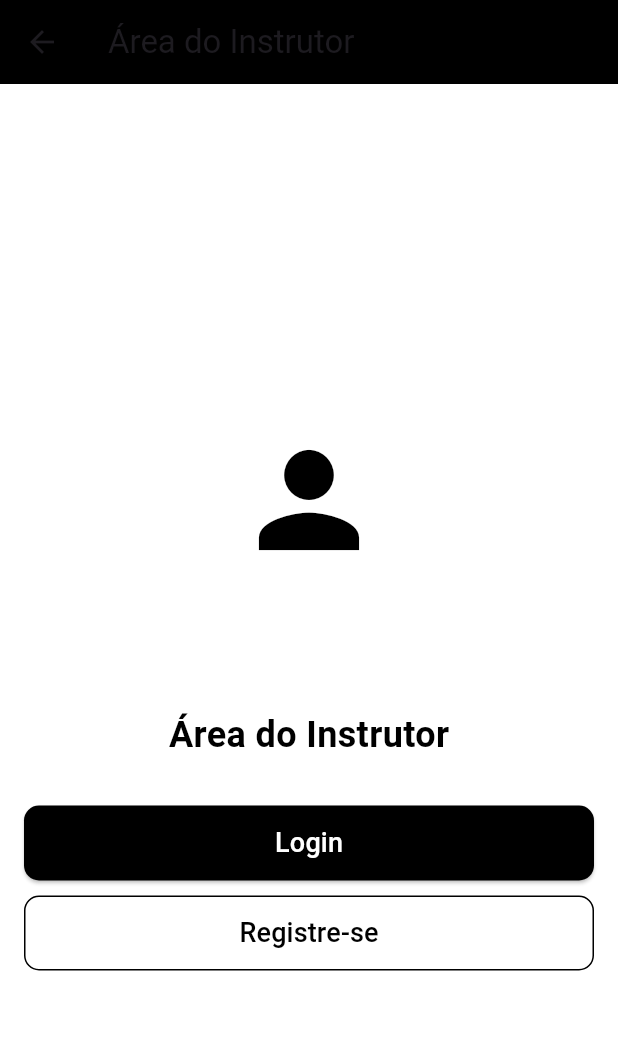
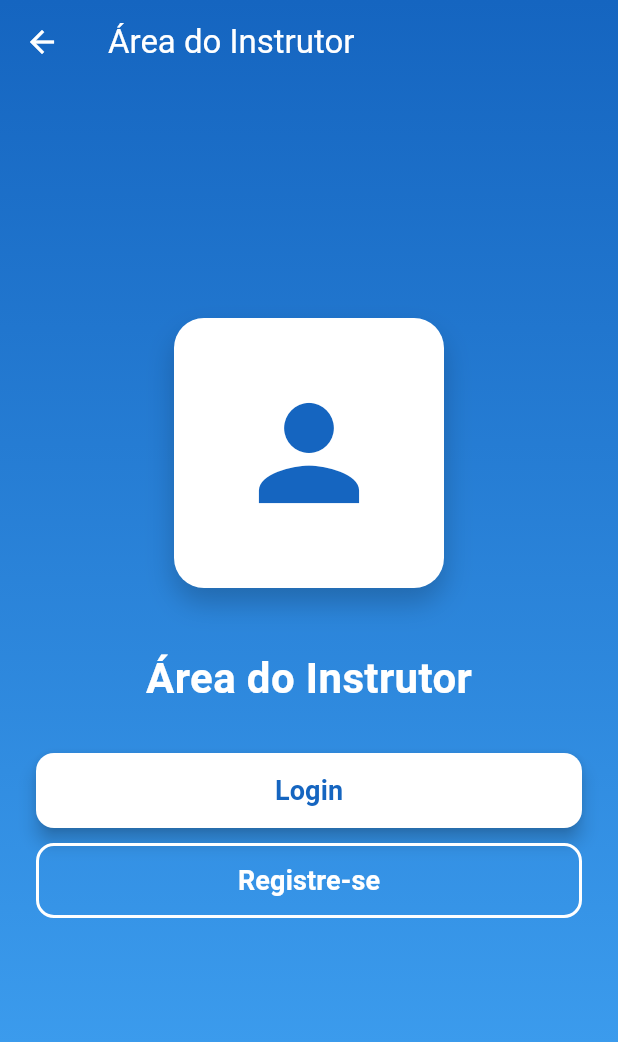
Before and after one commit to ICEI-PUC-Minas-PBR-SI/pbr-si-2024-2-p5-tias-t1-2758101-sustentabilidade-cultura-local, a Flutter app: the screen it shows after launch, after a tap on "Confirmar", on a phone screen of 412 x 824 dp. Shown: the top 1042 px of the screen. Run offline on Flutter 3.47's test engine with Material 3 defaults, Android fonts, the light colour scheme and no system bars; our stand-ins replace cloud_firestore, firebase_auth, firebase_core, table_calendar; accounts and stored records are empty.

Commit message:
#Estilo nas paginas

```diff
--- a/lib/areaInstrutor.dart
+++ b/lib/areaInstrutor.dart
@@ -1,34 +1,57 @@
 import 'package:flutter/material.dart';
-import 'perfilInstrutor.dart';
+
 class InstructorHomeScreen extends StatelessWidget {
   @override
   Widget build(BuildContext context) {
     return Scaffold(
-      backgroundColor: const Color.fromARGB(255, 255, 255, 255),
+      extendBodyBehindAppBar: true,
       appBar: AppBar(
-        backgroundColor: Colors.black,
-        title: Text('Área do Instrutor'),
+        backgroundColor: Colors.transparent,
+        elevation: 0,
+        title: const Text(
+          'Área do Instrutor',
+          style: TextStyle(color: Colors.white),
+        ),
         leading: IconButton(
-          icon: Icon(Icons.arrow_back),
+          icon: const Icon(Icons.arrow_back, color: Colors.white),
           onPressed: () {
             Navigator.pop(context);
           },
         ),
       ),
-      body: Padding(
-        padding: const EdgeInsets.symmetric(horizontal: 16.0),
+      body: Container(
+        decoration: const BoxDecoration(
+          gradient: LinearGradient(
+            colors: [Color(0xFF1565C0), Color(0xFF42A5F5)],
+            begin: Alignment.topCenter,
+            end: Alignment.bottomCenter,
+          ),
+        ),
+        child: Padding(
+          padding: const EdgeInsets.symmetric(horizontal: 24.0),
           child: Center(
             child: Column(
               mainAxisAlignment: MainAxisAlignment.center,
               children: [
                 Container(
-                width: 200,
-                height: 200,
+                  width: 180,
+                  height: 180,
+                  decoration: BoxDecoration(
+                    color: Colors.white,
+                    borderRadius: BorderRadius.circular(20),
+                    boxShadow: [
+                      BoxShadow(
+                        color: Colors.black.withOpacity(0.2),
+                        blurRadius: 15,
+                        offset: Offset(0, 10),
+                      ),
+                    ],
+                  ),
                   child: Center(
                     child: Icon(
                       Icons.person,
                       size: 100,
-                    color: const Color.fromARGB(255, 0, 0, 0),
+                      color: Color(0xFF1565C0),
                     ),
                   ),
                 ),
@@ -36,9 +59,9 @@ class InstructorHomeScreen extends StatelessWidget {
                 const Text(
                   'Área do Instrutor',
                   style: TextStyle(
-                  fontSize: 24,
+                    fontSize: 28,
                     fontWeight: FontWeight.bold,
-                  color: Colors.black,
+                    color: Colors.white,
                   ),
                 ),
                 const SizedBox(height: 30),
@@ -50,16 +73,18 @@ class InstructorHomeScreen extends StatelessWidget {
                       Navigator.pushNamed(context, '/loginInstructor');
                     },
                     style: ElevatedButton.styleFrom(
-                    backgroundColor: Colors.black,
+                      backgroundColor: Colors.white,
+                      elevation: 5,
                       shape: RoundedRectangleBorder(
-                      borderRadius: BorderRadius.circular(10),
+                        borderRadius: BorderRadius.circular(12),
                       ),
                     ),
                     child: const Text(
                       'Login',
                       style: TextStyle(
-                      color: Colors.white,
+                        color: Color(0xFF1565C0),
                         fontSize: 18,
+                        fontWeight: FontWeight.bold,
                       ),
                     ),
                   ),
@@ -73,16 +98,17 @@ class InstructorHomeScreen extends StatelessWidget {
                       Navigator.pushNamed(context, '/registroInstructor');
                     },
                     style: OutlinedButton.styleFrom(
-                    side: BorderSide(color: Colors.black),
+                      side: BorderSide(color: Colors.white, width: 2),
                       shape: RoundedRectangleBorder(
-                      borderRadius: BorderRadius.circular(10),
+                        borderRadius: BorderRadius.circular(12),
                       ),
                     ),
                     child: const Text(
                       'Registre-se',
                       style: TextStyle(
-                      color: Colors.black,
+                        color: Colors.white,
                         fontSize: 18,
+                        fontWeight: FontWeight.bold,
                       ),
                     ),
                   ),
@@ -91,6 +117,7 @@ class InstructorHomeScreen extends StatelessWidget {
             ),
           ),
         ),
+      ),
     );
   }
 }
--- a/lib/telaInicial.dart
+++ b/lib/telaInicial.dart
@@ -21,36 +21,50 @@ class _AccessTypeScreenState extends State<AccessTypeScreen> {
   @override
   Widget build(BuildContext context) {
     return Scaffold(
-      backgroundColor: Colors.white,
-      body: Padding(
-        padding: const EdgeInsets.symmetric(horizontal: 16.0),
+      extendBodyBehindAppBar: true,
+      appBar: AppBar(
+        backgroundColor: Colors.transparent,
+        elevation: 0,
+        title: const Text(
+          'Tipo de Acesso',
+          style: TextStyle(color: Colors.white),
+        ),
+      ),
+      body: Container(
+        decoration: const BoxDecoration(
+          gradient: LinearGradient(
+            colors: [Color(0xFF4A148C), Color(0xFF880E4F)],
+            begin: Alignment.topCenter,
+            end: Alignment.bottomCenter,
+          ),
+        ),
+        child: Padding(
+          padding: const EdgeInsets.symmetric(horizontal: 24.0),
           child: Center(
+            child: SingleChildScrollView(
               child: Column(
                 mainAxisAlignment: MainAxisAlignment.center,
                 children: [
                   Image.asset('image/assets/logo.jpeg', height: 250),
-              const SizedBox(height: 70),
+                  const SizedBox(height: 40),
                   const Text(
-                'Tipo de acesso',
+                    'Escolha como deseja utilizar a plataforma:',
+                    textAlign: TextAlign.center,
                     style: TextStyle(
-                  fontSize: 24,
-                  fontWeight: FontWeight.bold,
-                  color: Colors.black,
+                      fontSize: 20,
+                      color: Colors.white,
                     ),
                   ),
-              const SizedBox(height: 10),
-              const Text(
-                'Escolha como deseja utilizar a plataforma: como aluno ou como instrutor.',
-                textAlign: TextAlign.center,
-                style: TextStyle(
-                  fontSize: 18,
-                  color: Colors.black54,
+                  const SizedBox(height: 20),
+                  RadioListTile<String>(
+                    title: const Text(
+                      'Instrutor',
+                      style: TextStyle(fontSize: 18, color: Colors.white),
                     ),
+                    subtitle: const Text(
+                      'Ofereça serviços na plataforma',
+                      style: TextStyle(color: Colors.white70),
                     ),
-              const SizedBox(height: 30),
-              RadioListTile<String>(
-                title: const Text('Instrutor', style: TextStyle(fontSize: 18)),
-                subtitle: const Text('Ofereça serviços na plataforma'),
                     value: 'Instrutor',
                     groupValue: _selectedAccessType,
                     onChanged: (value) {
@@ -58,12 +72,18 @@ class _AccessTypeScreenState extends State<AccessTypeScreen> {
                         _selectedAccessType = value!;
                       });
                     },
-                activeColor: Colors.black,
+                    activeColor: Colors.white,
                   ),
                   const SizedBox(height: 10),
                   RadioListTile<String>(
-                title: const Text('Aluno', style: TextStyle(fontSize: 18)),
-                subtitle: const Text('Tenha acesso a aulas'),
+                    title: const Text(
+                      'Aluno',
+                      style: TextStyle(fontSize: 18, color: Colors.white),
+                    ),
+                    subtitle: const Text(
+                      'Tenha acesso a aulas',
+                      style: TextStyle(color: Colors.white70),
+                    ),
                     value: 'Aluno',
                     groupValue: _selectedAccessType,
                     onChanged: (value) {
@@ -71,16 +91,16 @@ class _AccessTypeScreenState extends State<AccessTypeScreen> {
                         _selectedAccessType = value!;
                       });
                     },
-                activeColor: Colors.black,
+                    activeColor: Colors.white,
                   ),
-              const SizedBox(height: 30),
+                  const SizedBox(height: 40),
                   SizedBox(
                     width: double.infinity,
                     height: 50,
                     child: ElevatedButton(
                       onPressed: _navigateToNextScreen,
                       style: ElevatedButton.styleFrom(
-                    backgroundColor: Colors.black,
+                        backgroundColor: Colors.white,
                         shape: RoundedRectangleBorder(
                           borderRadius: BorderRadius.circular(10),
                         ),
@@ -88,7 +108,7 @@ class _AccessTypeScreenState extends State<AccessTypeScreen> {
                       child: const Text(
                         'Confirmar',
                         style: TextStyle(
-                      color: Colors.white,
+                          color: Colors.black,
                           fontSize: 18,
                         ),
                       ),
@@ -98,6 +118,8 @@ class _AccessTypeScreenState extends State<AccessTypeScreen> {
               ),
             ),
           ),
+        ),
+      ),
     );
   }
 }
```
Also changed, not shown: lib/areaEstudante.dart (+39 -19 lines), lib/homeAluno.dart (+63 -20 lines), lib/perfilInstrutor.dart (+44 -35 lines). Lines whose indentation alone changed are shown as unchanged.
